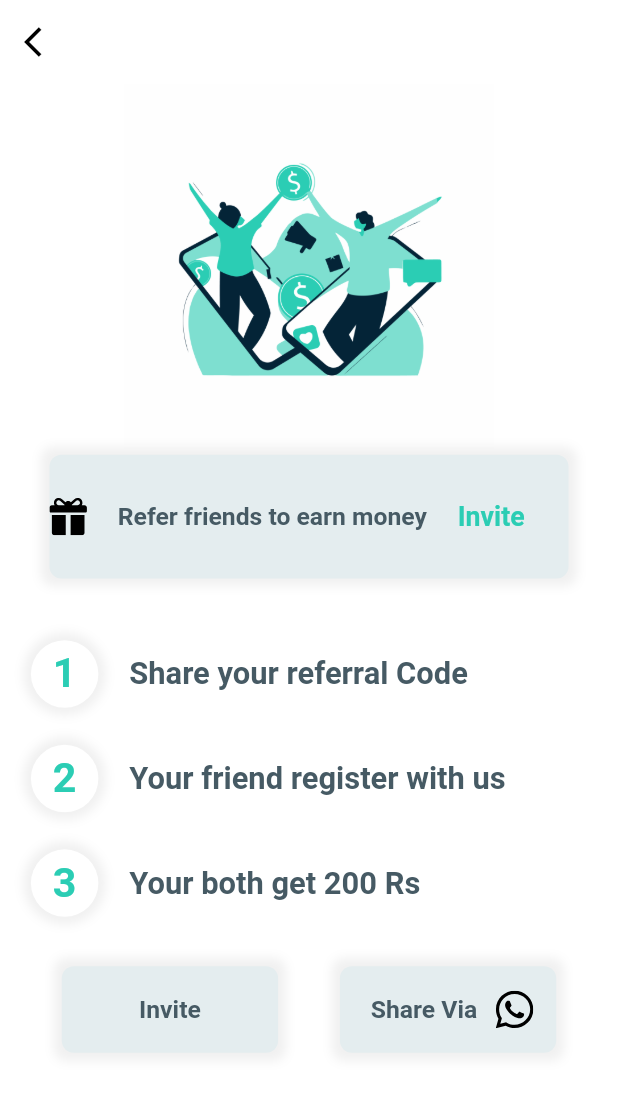
After one commit to Kamlesh502/Flutterapp, a Flutter app: the Refer screen opened directly, on a phone screen of 412 x 824 dp. The commit adds this screen. Shown: the top 1095 px of the screen. Run offline on Flutter 3.47's test engine with Material 2 defaults, Android fonts, the phone set to English and light mode, and no system bars; our stand-ins replace email_validator, flutter_svg, sizer.

Commit message:
anges made

```diff
--- a/lib/Components/customicons.dart
+++ b/lib/Components/customicons.dart
@@ -12,3 +12,6 @@ const add = 'assets/images/add.svg';
 const region = 'assets/images/globe.svg';
 const refer = 'assets/images/tag.svg';
 const stats = 'assets/images/graph.svg';
+const referimg = 'assets/images/refer.png';
+const giftpic = 'assets/images/giftbox.svg';
+const wa = 'assets/images/whatsapp.svg';
--- /dev/null
+++ b/lib/Screens/Refer.dart
@@ -0,0 +1,292 @@
+import 'package:flutter/material.dart';
+import 'package:flutter_svg/flutter_svg.dart';
+import 'package:login/Components/customicons.dart';
+import 'package:login/Screens/BottomAppbar.dart';
+import 'package:sizer/sizer.dart';
+import 'package:login/Components/animate.dart';
+import 'package:login/Screens/Profile.dart';
+
+class Refer extends StatefulWidget {
+  @override
+  _ReferState createState() => _ReferState();
+}
+
+class _ReferState extends State<Refer> {
+  @override
+  Widget build(BuildContext context) {
+    return Scaffold(
+      appBar: AppBar(
+        backgroundColor: Colors.white,
+        elevation: 0,
+        leading: IconButton(
+          onPressed: () {
+            Navigator.push(context, SlideRightRoute(page: Dashboard()));
+          },
+          icon: Icon(Icons.arrow_back_ios),
+        ),
+      ),
+      backgroundColor: Colors.white,
+      body: Column(
+        mainAxisAlignment: MainAxisAlignment.start,
+        crossAxisAlignment: CrossAxisAlignment.stretch,
+        children: [
+          Container(
+            child: Image(
+              image: AssetImage('assets/images/refer.png'),
+              height: 30.0.h,
+              width: 15.0.w,
+            ),
+          ),
+          Container(
+            margin: EdgeInsets.only(top: 0.0.h, left: 8.0.w, right: 8.0.w),
+            width: 120.0.w,
+            height: 10.0.h,
+            decoration: BoxDecoration(
+                borderRadius: BorderRadius.circular(8),
+                color: Color(0xFFE4EDEF),
+                boxShadow: [
+                  BoxShadow(
+                    color: Color(0xFFF0F0F0),
+                    blurRadius: 5.0,
+                    spreadRadius: 5.0,
+                  ),
+                ]),
+            child: Container(
+              child: Row(
+                children: [
+                  Container(
+                    width: 25,
+                    height: 25,
+                    child: SvgPicture.asset(
+                      giftpic,
+                      color: Colors.black,
+                    ),
+                  ),
+                  Container(
+                    margin: EdgeInsets.only(left: 5.0.w),
+                    child: Text(
+                      "Refer friends to earn money",
+                      style: TextStyle(
+                          fontSize: 12.0.sp,
+                          fontFamily: 'RobotoBold',
+                          color: Color(0xFF465A64)),
+                    ),
+                  ),
+                  InkWell(
+                    onTap: () {},
+                    child: Container(
+                      margin: EdgeInsets.only(left: 5.0.w),
+                      child: Text(
+                        "Invite",
+                        style: TextStyle(
+                            fontSize: 13.0.sp,
+                            fontFamily: 'RobotoBold',
+                            color: Color(0xFF2BCDB4)),
+                      ),
+                    ),
+                  ),
+                ],
+              ),
+            ),
+          ),
+          Container(
+            margin: EdgeInsets.only(top: 5.0.h),
+            child: Row(
+              children: [
+                Container(
+                  margin: EdgeInsets.only(left: 5.0.w),
+                  child: Center(
+                    child: Text(
+                      "1",
+                      style: TextStyle(
+                          fontFamily: "RobotoBold",
+                          fontSize: 20.0.sp,
+                          color: Color(0xFF2BCDB4)),
+                      textAlign: TextAlign.center,
+                    ),
+                  ),
+                  width: 45.0,
+                  height: 45.0,
+                  decoration: BoxDecoration(
+                      color: Colors.white,
+                      shape: BoxShape.circle,
+                      boxShadow: [
+                        BoxShadow(
+                          color: Color(0xFFF0F0F0),
+                          blurRadius: 5.0,
+                          spreadRadius: 5.0,
+                        )
+                      ]),
+                ),
+                Container(
+                  margin: EdgeInsets.only(left: 5.0.w),
+                  child: Text(
+                    "Share your referral Code",
+                    style: TextStyle(
+                        fontFamily: "RobotoBold",
+                        fontSize: 15.0.sp,
+                        color: Color(0xFF465A64)),
+                  ),
+                )
+              ],
+            ),
+          ),
+          Container(
+            margin: EdgeInsets.only(top: 3.0.h),
+            child: Row(
+              children: [
+                Container(
+                  margin: EdgeInsets.only(left: 5.0.w),
+                  child: Center(
+                    child: Text(
+                      "2",
+                      style: TextStyle(
+                          fontFamily: "RobotoBold",
+                          fontSize: 20.0.sp,
+                          color: Color(0xFF2BCDB4)),
+                      textAlign: TextAlign.center,
+                    ),
+                  ),
+                  width: 45.0,
+                  height: 45.0,
+                  decoration: BoxDecoration(
+                      color: Colors.white,
+                      shape: BoxShape.circle,
+                      boxShadow: [
+                        BoxShadow(
+                          color: Color(0xFFF0F0F0),
+                          blurRadius: 5.0,
+                          spreadRadius: 5.0,
+                        )
+                      ]),
+                ),
+                Container(
+                  margin: EdgeInsets.only(left: 5.0.w),
+                  child: Text(
+                    "Your friend register with us",
+                    style: TextStyle(
+                        fontFamily: "RobotoBold",
+                        fontSize: 15.0.sp,
+                        color: Color(0xFF465A64)),
+                  ),
+                )
+              ],
+            ),
+          ),
+          Container(
+            margin: EdgeInsets.only(top: 3.0.h),
+            child: Row(
+              children: [
+                Container(
+                  margin: EdgeInsets.only(left: 5.0.w),
+                  child: Center(
+                    child: Text(
+                      "3",
+                      style: TextStyle(
+                          fontFamily: "RobotoBold",
+                          fontSize: 20.0.sp,
+                          color: Color(0xFF2BCDB4)),
+                      textAlign: TextAlign.center,
+                    ),
+                  ),
+                  width: 45.0,
+                  height: 45.0,
+                  decoration: BoxDecoration(
+                      color: Colors.white,
+                      shape: BoxShape.circle,
+                      boxShadow: [
+                        BoxShadow(
+                          color: Color(0xFFF0F0F0),
+                          blurRadius: 5.0,
+                          spreadRadius: 5.0,
+                        )
+                      ]),
+                ),
+                Container(
+                  margin: EdgeInsets.only(left: 5.0.w),
+                  child: Text(
+                    "Your both get 200 Rs",
+                    style: TextStyle(
+                        fontFamily: "RobotoBold",
+                        fontSize: 15.0.sp,
+                        color: Color(0xFF465A64)),
+                  ),
+                )
+              ],
+            ),
+          ),
+          Container(
+            margin: EdgeInsets.only(left: 5.0.w, top: 4.0.h),
+            child: Row(children: [
+              Container(
+                margin: EdgeInsets.only(left: 5.0.w, right: 10.0.w),
+                width: 35.0.w,
+                height: 7.0.h,
+                decoration: BoxDecoration(
+                    borderRadius: BorderRadius.circular(8),
+                    color: Color(0xFFE4EDEF),
+                    boxShadow: [
+                      BoxShadow(
+                        color: Color(0xFFF0F0F0),
+                        blurRadius: 5.0,
+                        spreadRadius: 5.0,
+                      ),
+                    ]),
+                child: Center(
+                  child: Container(
+                    //margin: EdgeInsets.only(left: 5.0.w),
+                    child: Text(
+                      "Invite",
+                      style: TextStyle(
+                          fontSize: 12.0.sp,
+                          fontFamily: 'RobotoBold',
+                          color: Color(0xFF465A64)),
+                    ),
+                  ),
+                ),
+              ),
+              Container(
+                margin: EdgeInsets.only(left: 0.0.w, right: 10.0.w),
+                width: 35.0.w,
+                height: 7.0.h,
+                decoration: BoxDecoration(
+                    borderRadius: BorderRadius.circular(8),
+                    color: Color(0xFFE4EDEF),
+                    boxShadow: [
+                      BoxShadow(
+                        color: Color(0xFFF0F0F0),
+                        blurRadius: 5.0,
+                        spreadRadius: 5.0,
+                      ),
+                    ]),
+                child: Center(
+                  child: Row(children: [
+                    Container(
+                      margin: EdgeInsets.only(left: 5.0.w, right: 2.0.w),
+                      //  margin: EdgeInsets.only(left: 5.0.w),
+                      child: Text(
+                        "Share Via ",
+                        style: TextStyle(
+                            fontSize: 12.0.sp,
+                            fontFamily: 'RobotoBold',
+                            color: Color(0xFF465A64)),
+                      ),
+                    ),
+                    Container(
+                      width: 25,
+                      height: 25,
+                      child: SvgPicture.asset(
+                        wa,
+                        color: Colors.black,
+                      ),
+                    ),
+                  ]),
+                ),
+              ),
+            ]),
+          ),
+        ],
+      ),
+    );
+  }
+}
```
Also changed, not shown: lib/Components/animate.dart (+103 -0 lines), lib/Screens/Profile.dart (+8 -1 lines), lib/Screens/Signup.dart (+74 -10 lines), assets/images/box.svg (added), assets/images/error.gif (added), assets/images/giftbox.svg (added), assets/images/refer.png (added), assets/images/refer.svg (added), assets/images/whatsapp.svg (added).
